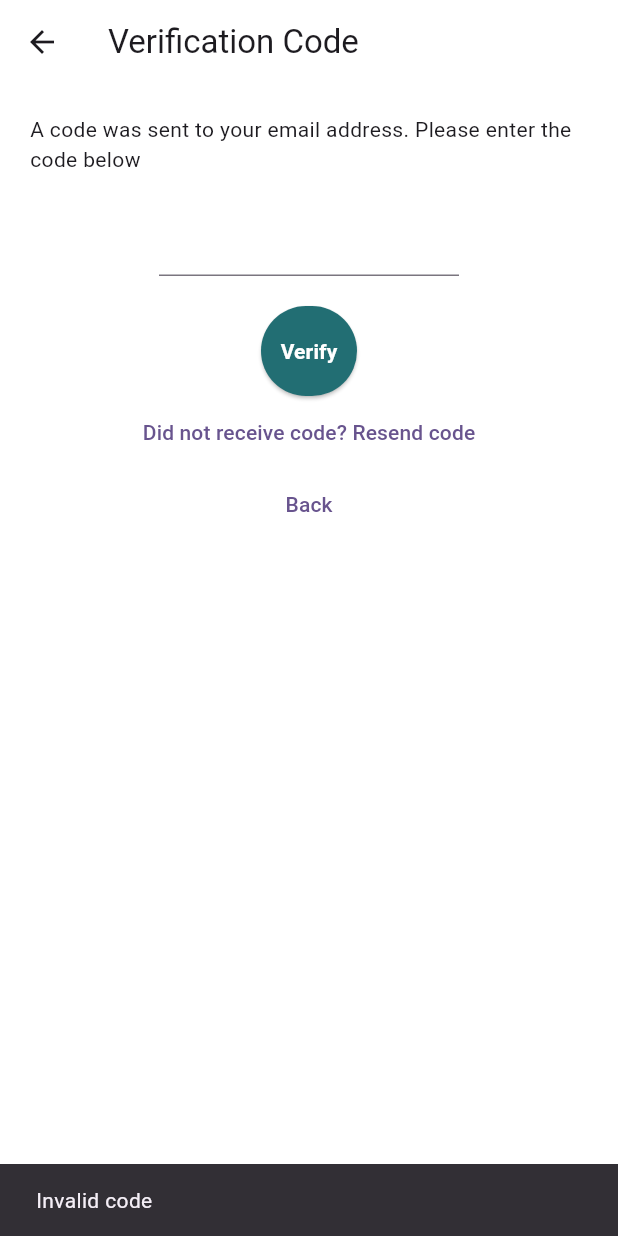
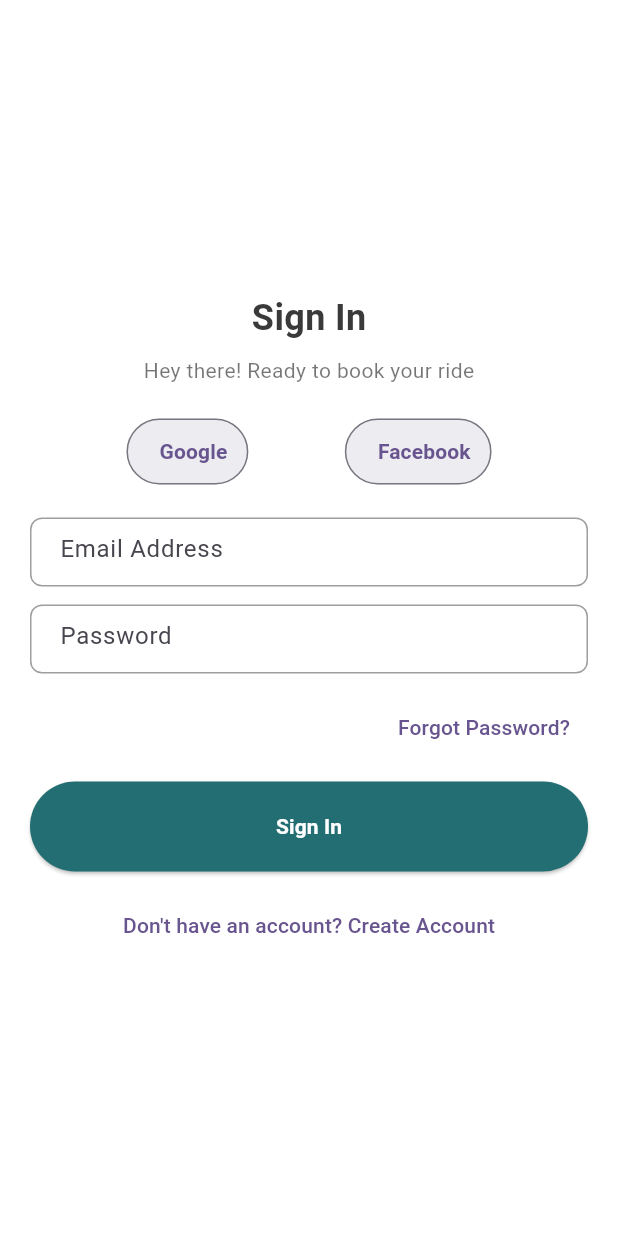
Before and after one commit to LivingstonTardzenyuy/taxi_app, a Flutter app: the VerificationScreen screen opened directly, after a tap on "Verify", on a phone screen of 412 x 824 dp. Run offline on Flutter 3.47's test engine with Material 3 defaults, Android fonts, the phone set to English and light mode, and no system bars.

Commit message:
working on auth screens.

```diff
--- /dev/null
+++ b/lib/client_app/authentication/screens/sign_in_client.dart
@@ -0,0 +1,55 @@
+import 'package:flutter/material.dart';
+import '../widgets/auth_header.dart';
+import '../widgets/auth_text_field.dart';
+import '../widgets/social_button.dart';
+import '../widgets/primary_button.dart';
+
+class SignInScreenClient extends StatefulWidget {
+  const SignInScreenClient({Key? key}) : super(key: key);
+
+  @override
+  State<SignInScreenClient> createState() => _SignInScreenClientState();
+}
+
+class _SignInScreenClientState extends State<SignInScreenClient> {
+  final TextEditingController _email = TextEditingController();
+  final TextEditingController _password = TextEditingController();
+
+  void _signIn() {
+    Navigator.pushReplacementNamed(context, '/');
+  }
+
+  @override
+  Widget build(BuildContext context) {
+    return Scaffold(
+      body: SafeArea(
+        child: Padding(
+          padding: const EdgeInsets.all(20),
+          child: Column(
+            crossAxisAlignment: CrossAxisAlignment.stretch,
+            mainAxisAlignment: MainAxisAlignment.center,
+            children: [
+              const SizedBox(height: 12),
+              const AuthHeader(title: 'Sign In', subtitle: 'Hey there! Ready to book your ride'),
+              const SizedBox(height: 20),
+              Row(mainAxisAlignment: MainAxisAlignment.spaceEvenly, children: [
+                SocialButton(label: 'Google', onPressed: () {}),
+                SocialButton(label: 'Facebook', onPressed: () {}),
+              ]),
+              const SizedBox(height: 20),
+              AuthTextField(hint: 'Email Address', controller: _email, keyboardType: TextInputType.emailAddress),
+              const SizedBox(height: 12),
+              AuthTextField(hint: 'Password', controller: _password, obscure: true),
+              const SizedBox(height: 12),
+              Align(alignment: Alignment.centerRight, child: TextButton(onPressed: () {}, child: const Text('Forgot Password?'))),
+              const SizedBox(height: 12),
+              PrimaryButton(label: 'Sign In', onPressed: _signIn),
+              const SizedBox(height: 12),
+              TextButton(onPressed: () => Navigator.push(context, MaterialPageRoute(builder: (_) => const SizedBox.shrink())), child: const Text('Don\'t have an account? Create Account'))
+            ],
+          ),
+        ),
+      ),
+    );
+  }
+}
--- a/lib/client_app/authentication/screens/verification_screen.dart
+++ b/lib/client_app/authentication/screens/verification_screen.dart
@@ -1,4 +1,5 @@
 import 'package:flutter/material.dart';
+import 'package:taxi_app/client_app/authentication/screens/sign_in_client.dart';
 import '../controllers/auth_controller.dart';
 import '../widgets/primary_button.dart';
 
@@ -11,38 +12,143 @@ class VerificationScreen extends StatefulWidget {
 
 class _VerificationScreenState extends State<VerificationScreen> {
   final AuthController _ctrl = AuthController();
-  final List<TextEditingController> _fields = List.generate(4, (_) => TextEditingController());
+
+  // 5 boxes instead of 4
+  final List<TextEditingController> _fields =
+  List.generate(5, (_) => TextEditingController());
+  final List<FocusNode> _focusNodes = List.generate(5, (_) => FocusNode());
 
   String get code => _fields.map((c) => c.text).join();
 
   void _verify() async {
-    final ok = await _ctrl.verifyOtp(code);
-    if (ok) Navigator.pushReplacement(context, MaterialPageRoute(builder: (_) => const SizedBox.shrink()));
-    else ScaffoldMessenger.of(context).showSnackBar(const SnackBar(content: Text('Invalid code')));
+    Navigator.pushReplacement(
+      context,
+      MaterialPageRoute(builder: (_) => const SignInScreenClient()),
+    );
   }
 
   void _resend() {
-    ScaffoldMessenger.of(context).showSnackBar(const SnackBar(content: Text('Code resent')));
+    ScaffoldMessenger.of(context).showSnackBar(
+      const SnackBar(content: Text('Code resent')),
+    );
+  }
+
+  @override
+  void dispose() {
+    for (final c in _fields) {
+      c.dispose();
+    }
+    for (final f in _focusNodes) {
+      f.dispose();
+    }
+    super.dispose();
   }
 
   @override
   Widget build(BuildContext context) {
-  // final email = ModalRoute.of(context)?.settings.arguments as String? ?? '';
     return Scaffold(
-      appBar: AppBar(title: const Text('Verification Code'), backgroundColor: Colors.transparent, elevation: 0),
       body: SafeArea(
-        child: Padding(
-          padding: const EdgeInsets.all(20),
-          child: Column(
-            children: [
-              Text('A code was sent to your email address. Please enter the code below'),
-              const SizedBox(height: 20),
-              Row(mainAxisAlignment: MainAxisAlignment.center, children: List.generate(4, (i) => SizedBox(width: 50, child: TextField(controller: _fields[i], textAlign: TextAlign.center, keyboardType: TextInputType.number)))),
-              const SizedBox(height: 20),
-              PrimaryButton(label: 'Verify', onPressed: _verify),
-              TextButton(onPressed: _resend, child: const Text('Did not receive code? Resend code')),
-              TextButton(onPressed: () => Navigator.pop(context), child: const Text('Back')),
-            ],
+        child: Center(
+          child: Padding(
+            padding: const EdgeInsets.symmetric(horizontal: 24, vertical: 40),
+            child: SingleChildScrollView(
+              child: Column(
+                crossAxisAlignment: CrossAxisAlignment.center,
+                children: [
+                  const Text(
+                    'Verification Code',
+                    style: TextStyle(fontSize: 24, fontWeight: FontWeight.bold),
+                  ),
+                  const SizedBox(height: 16),
+                  Text(
+                    'A code was sent to your email address.\nPlease enter the code below',
+                    textAlign: TextAlign.center,
+                    style: TextStyle(fontSize: 16, color: Colors.grey[700]),
+                  ),
+                  const SizedBox(height: 40),
+
+                  // OTP fields
+                  Row(
+                    mainAxisAlignment: MainAxisAlignment.spaceEvenly,
+                    children: List.generate(
+                      5,
+                          (i) => SizedBox(
+                        width: 50,
+                        height: 55,
+                        child: TextField(
+                          controller: _fields[i],
+                          focusNode: _focusNodes[i],
+                          textAlign: TextAlign.center,
+                          keyboardType: TextInputType.number,
+                          maxLength: 1,
+                          style: const TextStyle(
+                            fontSize: 20,
+                            fontWeight: FontWeight.bold,
+                          ),
+                          decoration: InputDecoration(
+                            counterText: '',
+                            border: OutlineInputBorder(
+                              borderRadius: BorderRadius.circular(8),
+                            ),
+                          ),
+                          onChanged: (value) {
+                            if (value.isNotEmpty && i < 4) {
+                              // move to next box
+                              FocusScope.of(context)
+                                  .requestFocus(_focusNodes[i + 1]);
+                            } else if (value.isEmpty && i > 0) {
+                              // move back if deleted
+                              FocusScope.of(context)
+                                  .requestFocus(_focusNodes[i - 1]);
+                            }
+                          },
+                        ),
+                      ),
+                    ),
+                  ),
+
+                  const SizedBox(height: 20),
+                  TextButton(
+                    onPressed: _resend,
+                    child: RichText(
+                      text: const TextSpan(
+                        children: [
+                          TextSpan(
+                            text: 'Did not receive code? ',
+                            style: TextStyle(color: Color(0xFF6E6E6E)),
+                          ),
+                          TextSpan(
+                            text: 'Resend code',
+                            style: TextStyle(
+                              color: Color(0xFF3A3A3A),
+                              fontSize: 16,
+                              fontWeight: FontWeight.bold,
+                            ),
+                          ),
+                        ],
+                      ),
+                    ),
+                  ),
+
+                  const SizedBox(height: 40),
+                  SizedBox(
+                    width: double.infinity,
+                    child: PrimaryButton(
+                      label: 'Verify',
+                      onPressed: _verify,
+                    ),
+                  ),
+                  const SizedBox(height: 8),
+                  TextButton(
+                    onPressed: () => Navigator.pop(context),
+                    child: const Text(
+                      'Back',
+                      style: TextStyle(color: Color(0xFF3A3A3A)),
+                    ),
+                  ),
+                ],
+              ),
+            ),
           ),
         ),
       ),
--- a/lib/client_app/authentication/widgets/auth_header.dart
+++ b/lib/client_app/authentication/widgets/auth_header.dart
@@ -10,9 +10,11 @@ class AuthHeader extends StatelessWidget {
   @override
   Widget build(BuildContext context) {
     return Column(
-      crossAxisAlignment: CrossAxisAlignment.start,
+      crossAxisAlignment: CrossAxisAlignment.center,
       children: [
-        Text(title, style: TextStyles.heading(context)),
+        Text(title, style: TextStyles.heading(context).copyWith(
+          color: Color(0xFF3A3A3A)
+        )),
         const SizedBox(height: 8),
         Text(subtitle, style: TextStyles.subtitle(context)),
       ],
--- a/lib/client_app/authentication/widgets/auth_text_field.dart
+++ b/lib/client_app/authentication/widgets/auth_text_field.dart
@@ -1,11 +1,12 @@
 import 'package:flutter/material.dart';
 import '../../../theme/colors.dart';
 
-class AuthTextField extends StatelessWidget {
+class AuthTextField extends StatefulWidget {
   final String hint;
   final bool obscure;
   final TextEditingController? controller;
   final TextInputType keyboardType;
+  final bool showPasswordToggle; // New optional parameter
 
   const AuthTextField({
     Key? key,
@@ -13,24 +14,44 @@ class AuthTextField extends StatelessWidget {
     this.obscure = false,
     this.controller,
     this.keyboardType = TextInputType.text,
+    this.showPasswordToggle = false, // Default to false
   }) : super(key: key);
+
+  @override
+  _AuthTextFieldState createState() => _AuthTextFieldState();
+}
+
+class _AuthTextFieldState extends State<AuthTextField> {
+  late bool _isObscure;
+
+  @override
+  void initState() {
+    super.initState();
+    _isObscure = widget.obscure;
+  }
+
+  void _togglePasswordVisibility() {
+    setState(() {
+      _isObscure = !_isObscure;
+    });
+  }
 
   @override
   Widget build(BuildContext context) {
     return Container(
       height: 46,
       child: TextField(
-        controller: controller,
-        obscureText: obscure,
-        keyboardType: keyboardType,
+        controller: widget.controller,
+        obscureText: _isObscure,
+        keyboardType: widget.keyboardType,
         decoration: InputDecoration(
-          hintText: hint,
+          hintText: widget.hint,
           contentPadding: const EdgeInsets.symmetric(horizontal: 16, vertical: 14),
           filled: true,
           fillColor: Colors.white,
           border: OutlineInputBorder(
             borderRadius: BorderRadius.circular(8),
-            borderSide: const BorderSide(color: Colors.grey), // Set border color to grey
+            borderSide: const BorderSide(color: Color(0xFFC7C7C766)), // Set border color to grey
           ),
           enabledBorder: OutlineInputBorder(
             borderRadius: BorderRadius.circular(8),
@@ -38,8 +59,18 @@ class AuthTextField extends StatelessWidget {
           ),
           focusedBorder: OutlineInputBorder(
             borderRadius: BorderRadius.circular(8),
-            borderSide: const BorderSide(color: Colors.grey), // Set focused border color to grey
+            // borderSide: const BorderSide(color: Colors.grey), // Set focused border color to grey
+            borderSide: const BorderSide(color: Color(0xFFC7C7C766)), // Set border color to grey
           ),
+          suffixIcon: widget.showPasswordToggle
+              ? IconButton(
+            icon: Icon(
+              _isObscure ? Icons.visibility : Icons.visibility_off,
+              color: Colors.grey,
+            ),
+            onPressed: _togglePasswordVisibility,
+          )
+              : null, // Show icon only if the toggle is enabled
         ),
       ),
     );
```
Also changed, not shown: lib/client_app/authentication/screens/create_account_screen.dart (+31 -3 lines), lib/client_app/authentication/screens/sign_in_screen.dart (deleted, +0 -54 lines).
